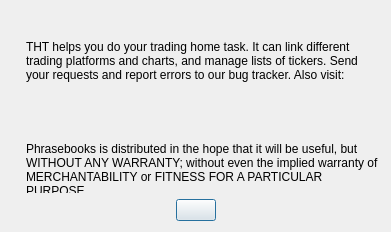
Before: the Qt Designer form about.ui in HappySeaFox/phrasebooks, drawn with Qt 5.
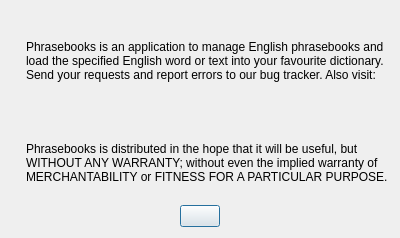
After: the same form once the commit is applied. Icons and pictures are not drawn.

Diff of the .ui file:
```diff
--- a/about.ui
+++ b/about.ui
@@ -7,8 +7,8 @@
    <rect>
     <x>0</x>
     <y>0</y>
-    <width>391</width>
-    <height>232</height>
+    <width>400</width>
+    <height>238</height>
    </rect>
   </property>
   <layout class="QGridLayout" name="gridLayout">
@@ -91,7 +91,7 @@
           </sizepolicy>
          </property>
          <property name="text">
-          <string extracomment="&quot;THT&quot; is the name of the application. The URL to visit will be added in runtime. Ticker is a short company name, see http://www.investopedia.com/terms/t/tickersymbol.asp . The common practice is to borrow &quot;ticker&quot; from English and incorporate into your language (see http://en.wikipedia.org/wiki/Loanword)">THT helps you do your trading home task. It can link different trading platforms and charts, and manage lists of tickers. Send your requests and report errors to our bug tracker. Also visit:</string>
+          <string extracomment="&quot;Phrasebooks&quot; is the name of the application">Phrasebooks is an application to manage English phrasebooks and load the specified English word or text into your favourite dictionary. Send your requests and report errors to our bug tracker. Also visit:</string>
          </property>
          <property name="wordWrap">
           <bool>true</bool>
```
Left out of the diff: 2 changed lines with no effect on the pictures.
